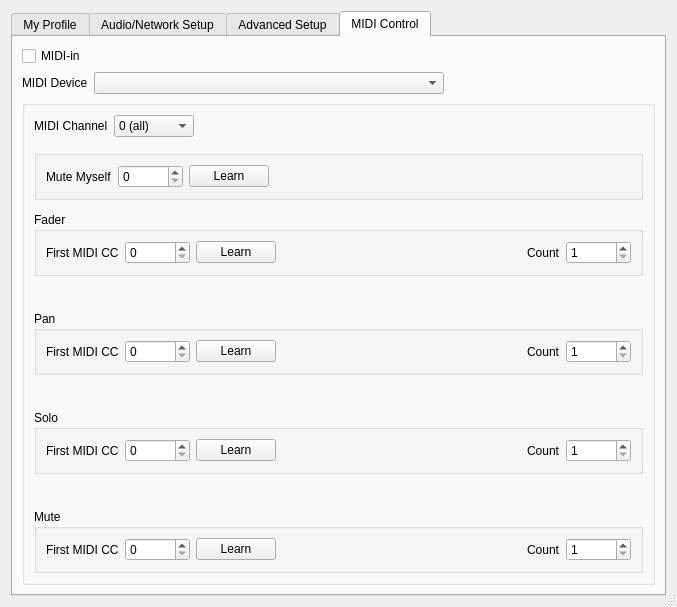
Before: the Qt Designer form src/clientsettingsdlgbase.ui in ignotus666/jamulus, drawn with Qt 5.
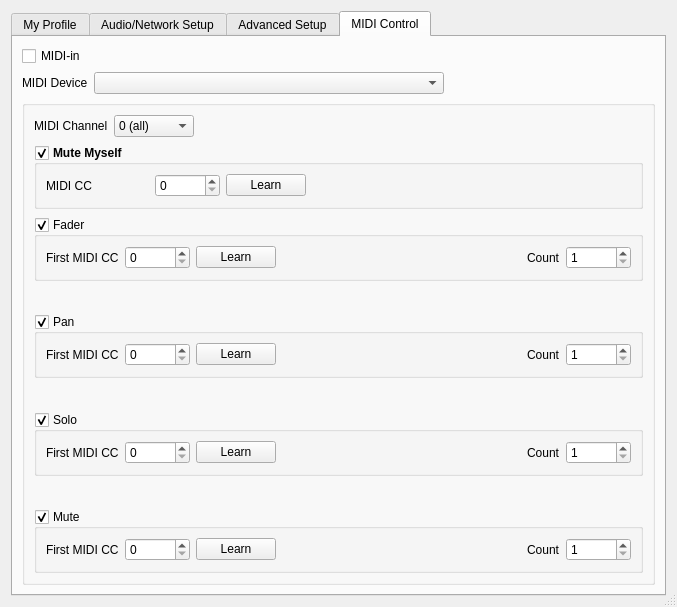
After: the same form once the commit is applied. Icons and pictures are not drawn. Custom widgets are drawn as their Qt base class.

Diff of the .ui file:
```diff
--- a/src/clientsettingsdlgbase.ui
+++ b/src/clientsettingsdlgbase.ui
@@ -1573,13 +1573,22 @@
              </font>
             </property>
             <property name="title">
-             <string/>
+             <string>Mute Myself</string>
+            </property>
+            <property name="checkable">
+             <bool>true</bool>
             </property>
             <layout class="QHBoxLayout" name="horizontalLayout_20">
              <item>
               <layout class="QHBoxLayout" name="horizontalLayout_16">
                <item>
-                <widget class="QLabel" name="lblMuteMyself">
+                <widget class="QLabel" name="lblMuteMyselfCC">
+                 <property name="minimumSize">
+                  <size>
+                   <width>103</width>
+                   <height>0</height>
+                  </size>
+                 </property>
                  <property name="font">
                   <font>
                    <weight>50</weight>
@@ -1587,7 +1596,7 @@
                   </font>
                  </property>
                  <property name="text">
-                  <string>Mute Myself</string>
+                  <string>MIDI CC</string>
                  </property>
                 </widget>
                </item>
@@ -1683,6 +1692,9 @@
               <property name="title">
                <string>Fader</string>
               </property>
+              <property name="checkable">
+               <bool>true</bool>
+              </property>
               <layout class="QHBoxLayout" name="horizontalLayout_19">
                <item>
                 <layout class="QHBoxLayout" name="horizontalLayout_11">
@@ -1798,6 +1810,9 @@
               <property name="title">
                <string>Mute</string>
               </property>
+              <property name="checkable">
+               <bool>true</bool>
+              </property>
               <layout class="QHBoxLayout" name="horizontalLayout_18">
                <item>
                 <layout class="QHBoxLayout" name="horizontalLayout_15">
@@ -1926,6 +1941,9 @@
               <property name="title">
                <string>Solo</string>
               </property>
+              <property name="checkable">
+               <bool>true</bool>
+              </property>
               <layout class="QHBoxLayout" name="horizontalLayout_21">
                <item>
                 <layout class="QHBoxLayout" name="horizontalLayout_14">
@@ -2041,6 +2059,9 @@
               <property name="title">
                <string>Pan</string>
               </property>
+              <property name="checkable">
+               <bool>true</bool>
+              </property>
               <layout class="QHBoxLayout" name="horizontalLayout_22">
                <item>
                 <layout class="QHBoxLayout" name="horizontalLayout_13">
```
Left out of the diff: 2 changed lines with no effect on the pictures.
